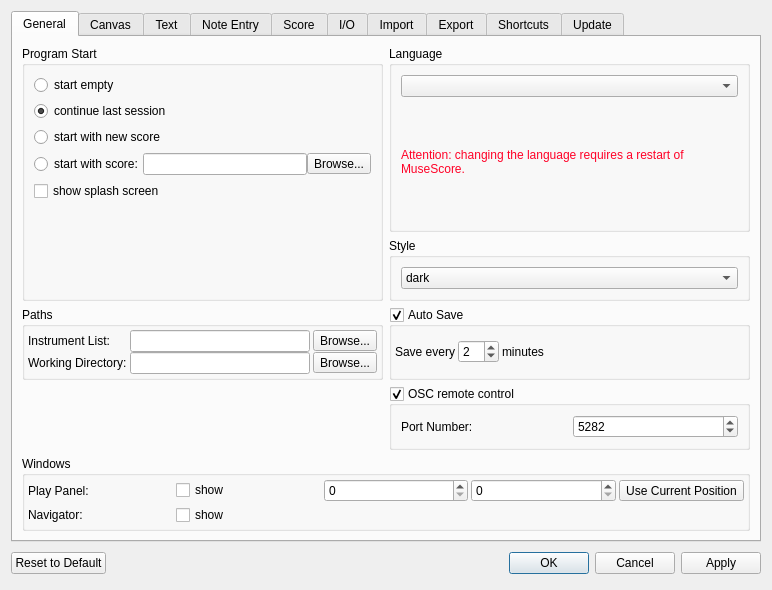
First picture: the form in mscore/mscore/prefsdialog.ui, repository musescore/musescore-old, before the edit.
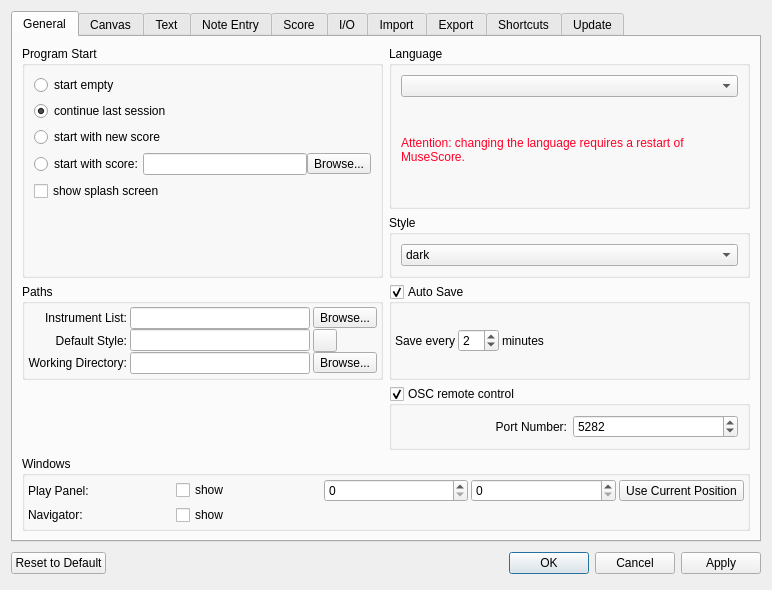
Second picture: the form after the edit. Icons and pictures are not drawn. Custom widgets are drawn as their Qt base class.

Commit message: make default style configurable in preferences

```diff
--- a/mscore/mscore/prefsdialog.ui
+++ b/mscore/mscore/prefsdialog.ui
@@ -223,6 +223,9 @@
             <property name="text">
              <string>Instrument List:</string>
             </property>
+            <property name="alignment">
+             <set>Qt::AlignRight|Qt::AlignTrailing|Qt::AlignVCenter</set>
+            </property>
            </widget>
           </item>
           <item row="0" column="1">
@@ -239,17 +242,20 @@
             </property>
            </widget>
           </item>
-          <item row="1" column="0">
+          <item row="2" column="0">
            <widget class="QLabel" name="label_23">
             <property name="text">
              <string>Working Directory:</string>
             </property>
+            <property name="alignment">
+             <set>Qt::AlignRight|Qt::AlignTrailing|Qt::AlignVCenter</set>
+            </property>
            </widget>
           </item>
-          <item row="1" column="1">
+          <item row="2" column="1">
            <widget class="QLineEdit" name="workingDirectory"/>
           </item>
-          <item row="1" column="2">
+          <item row="2" column="2">
            <widget class="QToolButton" name="workingDirectoryButton">
             <property name="text">
              <string>Browse...</string>
@@ -260,6 +266,26 @@
             </property>
            </widget>
           </item>
+          <item row="1" column="0">
+           <widget class="QLabel" name="label_2">
+            <property name="text">
+             <string>Default Style:</string>
+            </property>
+            <property name="alignment">
+             <set>Qt::AlignRight|Qt::AlignTrailing|Qt::AlignVCenter</set>
+            </property>
+           </widget>
+          </item>
+          <item row="1" column="1">
+           <widget class="QLineEdit" name="defaultStyle"/>
+          </item>
+          <item row="1" column="2">
+           <widget class="QToolButton" name="defaultStyleButton">
+            <property name="text">
+             <string/>
+            </property>
+           </widget>
+          </item>
          </layout>
         </widget>
        </item>
@@ -408,6 +434,9 @@
             <property name="text">
              <string>Port Number:</string>
             </property>
+            <property name="alignment">
+             <set>Qt::AlignRight|Qt::AlignTrailing|Qt::AlignVCenter</set>
+            </property>
            </widget>
           </item>
           <item>
@@ -603,6 +632,19 @@
          </layout>
         </widget>
        </item>
+       <item>
+        <spacer name="verticalSpacer_3">
+         <property name="orientation">
+          <enum>Qt::Vertical</enum>
+         </property>
+         <property name="sizeHint" stdset="0">
+          <size>
+           <width>20</width>
+           <height>40</height>
+          </size>
+         </property>
+        </spacer>
+       </item>
        <item>
         <widget class="QGroupBox" name="groupBox_4">
          <property name="title">
@@ -661,19 +703,6 @@
          </layout>
         </widget>
        </item>
-       <item>
-        <spacer name="verticalSpacer_3">
-         <property name="orientation">
-          <enum>Qt::Vertical</enum>
-         </property>
-         <property name="sizeHint" stdset="0">
-          <size>
-           <width>20</width>
-           <height>40</height>
-          </size>
-         </property>
-        </spacer>
-       </item>
       </layout>
      </widget>
      <widget class="QWidget" name="tab_4">
```
The commit also changes 30 other files.
